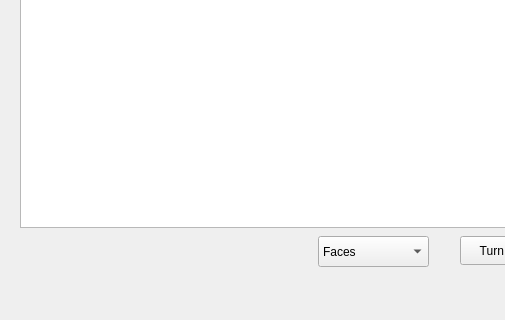
patrasc-george/DetectionApp, file src/GUI/mainwindow.ui: the form before one commit; both pictures show x 0 to 505 and y 274 to 594 of the 686 by 594 pixel window.
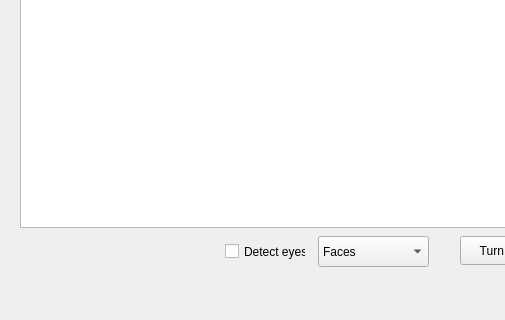
The form after the commit.

Patch:
```diff
--- a/src/GUI/mainwindow.ui
+++ b/src/GUI/mainwindow.ui
@@ -79,6 +79,19 @@
      </property>
     </item>
    </widget>
+   <widget class="QCheckBox" name="eyesCheckBox">
+    <property name="geometry">
+     <rect>
+      <x>225</x>
+      <y>510</y>
+      <width>81</width>
+      <height>31</height>
+     </rect>
+    </property>
+    <property name="text">
+     <string>Detect eyes</string>
+    </property>
+   </widget>
   </widget>
   <widget class="QMenuBar" name="menubar">
    <property name="geometry">
```
